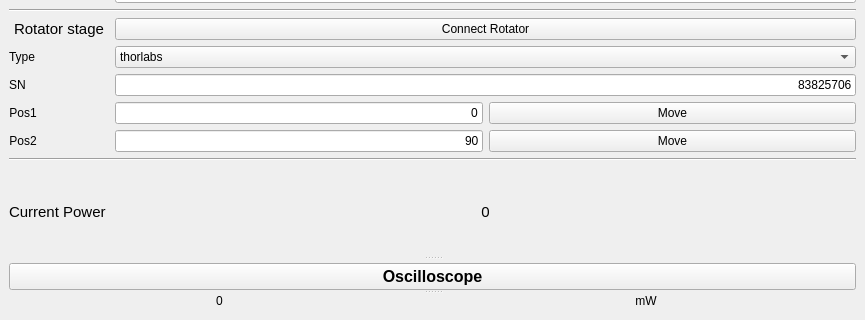
This is visLCR.ui in qLuxor/pylabtools as Qt 5 draws it before an edit; both pictures show x 0 to 865 and y 398 to 718 of the 865 by 718 pixel window. The edited form follows.
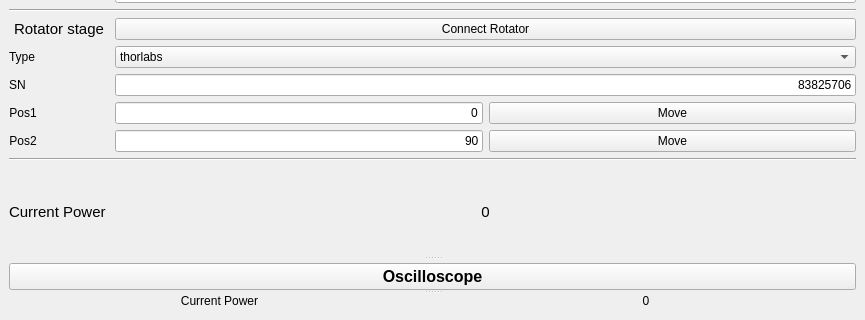
This is the edited form.

What changed in the file:
```diff
--- a/visLCR.ui
+++ b/visLCR.ui
@@ -571,9 +571,9 @@
           <widget class="QWidget" name="layoutWidget">
            <layout class="QHBoxLayout" name="horizontalLayout">
             <item>
-             <widget class="QLabel" name="lblPower">
+             <widget class="QLabel" name="label_20">
               <property name="text">
-               <string>0</string>
+               <string>Current Power</string>
               </property>
               <property name="alignment">
                <set>Qt::AlignCenter</set>
@@ -581,9 +581,9 @@
              </widget>
             </item>
             <item>
-             <widget class="QLabel" name="label_20">
+             <widget class="QLabel" name="lblPower">
               <property name="text">
-               <string>mW</string>
+               <string>0</string>
               </property>
               <property name="alignment">
                <set>Qt::AlignCenter</set>
```
